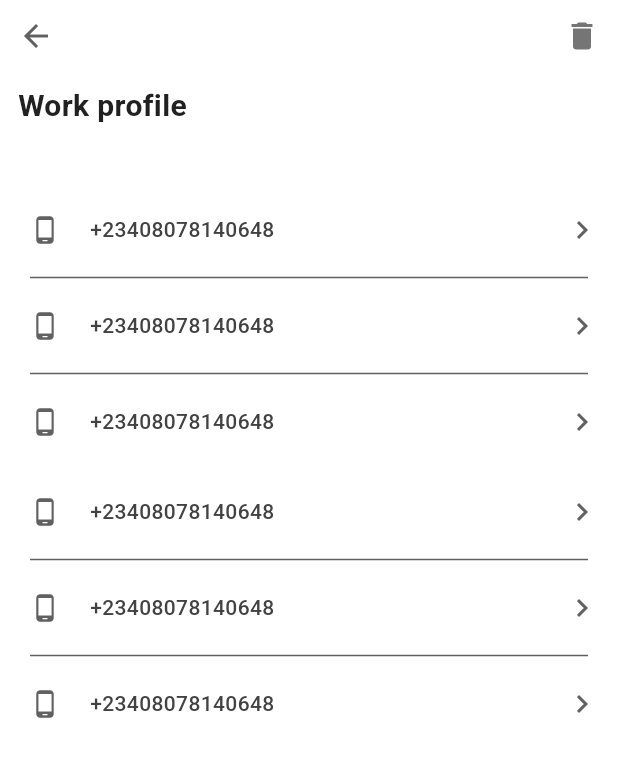
After one commit to Eznira/bolt_ui, a Flutter app: the WorkProfile screen opened by its route, on a phone screen of 412 x 824 dp. The commit adds this screen. Shown: the top 757 px of the screen. Run offline on Flutter 3.47's test engine with Material 3 defaults, Android fonts, the phone set to English and light mode, and no system bars.

Commit message:
added profile screen routes

```diff
--- a/lib/main.dart
+++ b/lib/main.dart
@@ -1,4 +1,8 @@
-import 'package:bolt_ui/screens/profile/update_phone_number.dart';
+import 'package:bolt_ui/screens/home_screen.dart';
+import 'package:bolt_ui/screens/my_trips.dart';
+import 'package:bolt_ui/screens/payment.dart';
+import 'package:bolt_ui/screens/profile/profile.dart';
+import 'package:bolt_ui/screens/work_profile/work_profile.dart';
 import 'package:flutter/material.dart';
 import 'package:provider/provider.dart';
 
@@ -31,7 +35,16 @@ class MyApp extends StatelessWidget {
       darkTheme: darkMode,
       debugShowCheckedModeBanner: false,
       theme: Provider.of<ThemeProvider>(context).currentTheme,
-      home: const UpdatePhoneNumber(),
+      home: const HomeScreen(),
+      routes: {
+        "/profile": (context) => const Profile(),
+        "/payment": (context) => const Payment(),
+        "/promotions": (context) => const Payment(),
+        "/my_rides": (context) => const MyTrips(),
+        "/work_profile": (context) => const WorkProfile(),
+        "/support": (context) => const Payment(),
+        "/about": (context) => const Payment(),
+      },
     );
   }
 }
--- a/lib/screens/profile/personal_info.dart
+++ b/lib/screens/profile/personal_info.dart
@@ -1,3 +1,6 @@
+import 'package:bolt_ui/screens/profile/upadate_email.dart';
+import 'package:bolt_ui/screens/profile/update_name.dart';
+import 'package:bolt_ui/screens/profile/update_phone_number.dart';
 import 'package:flutter/material.dart';
 
 import '../../constants/app_color.dart';
@@ -51,8 +54,14 @@ class PersonalInfo extends StatelessWidget {
                 TextButton(
                   onPressed: () {
                     // TODO: route to edit
+                    Navigator.push(
+                      context,
+                      MaterialPageRoute(
+                        builder: (context) => const UpdateName(),
+                      ),
+                    );
                   },
-                  child: Text(
+                  child: const Text(
                     'Edit',
                     style: TextStyle(color: Colors.green),
                   ),
@@ -96,6 +105,12 @@ class PersonalInfo extends StatelessWidget {
                 TextButton(
                   onPressed: () {
                     // TODO: route to edit
+                    Navigator.push(
+                      context,
+                      MaterialPageRoute(
+                        builder: (context) => const UpdatePhoneNumber(),
+                      ),
+                    );
                   },
                   child: const Text(
                     'Edit',
@@ -141,6 +156,12 @@ class PersonalInfo extends StatelessWidget {
                 TextButton(
                   onPressed: () {
                     // TODO: route to edit
+                    Navigator.push(
+                      context,
+                      MaterialPageRoute(
+                        builder: (context) => const UpdateEmail(),
+                      ),
+                    );
                   },
                   child: const Text(
                     'Edit',
--- a/lib/screens/profile/profile.dart
+++ b/lib/screens/profile/profile.dart
@@ -1,4 +1,5 @@
 import 'package:bolt_ui/constants/app_color.dart';
+import 'package:bolt_ui/screens/profile/personal_info.dart';
 import 'package:flutter/material.dart';
 
 class Profile extends StatefulWidget {
@@ -30,10 +31,18 @@ class _ProfileState extends State<Profile> {
                   child: Row(
                     mainAxisAlignment: MainAxisAlignment.spaceBetween,
                     children: [
-                      BackButton(),
+                      const BackButton(),
                       TextButton(
-                        onPressed: () {},
-                        child: Text(
+                        onPressed: () {
+                          // rooue to edit personal info
+
+                          Navigator.push(
+                            context,
+                            MaterialPageRoute(
+                                builder: (context) => const PersonalInfo()),
+                          );
+                        },
+                        child: const Text(
                           'Edit Profile',
                           style: TextStyle(
                             color: Colors.green,
--- /dev/null
+++ b/lib/screens/work_profile/work_profile.dart
@@ -0,0 +1,307 @@
+import 'package:bolt_ui/constants/app_color.dart';
+import 'package:flutter/material.dart';
+
+class WorkProfile extends StatefulWidget {
+  const WorkProfile({super.key});
+
+  @override
+  State<WorkProfile> createState() => _UpdateInfoState();
+}
+
+class _UpdateInfoState extends State<WorkProfile> {
+  final _phoneNumberController = TextEditingController();
+  final _phoneNumberFocusNode = FocusNode();
+
+  @override
+  void initState() {
+    super.initState();
+    WidgetsBinding.instance.addPostFrameCallback((_) {
+      FocusScope.of(context).requestFocus(_phoneNumberFocusNode);
+    });
+  }
+
+  @override
+  Widget build(BuildContext context) {
+    return Scaffold(
+      body: Column(
+        crossAxisAlignment: CrossAxisAlignment.start,
+        children: [
+          Row(
+            mainAxisAlignment: MainAxisAlignment.spaceBetween,
+            children: [
+              BackButton(
+                color: Colors.grey.shade700,
+              ),
+              IconButton(
+                onPressed: () {},
+                icon: Icon(
+                  Icons.delete,
+                  color: Colors.grey.shade600,
+                ),
+              )
+            ],
+          ),
+          Padding(
+            padding: const EdgeInsets.symmetric(
+              vertical: 8,
+              horizontal: 12,
+            ),
+            child: Text(
+              "Work profile",
+              style: AppTextStyle.title1,
+            ),
+          ),
+          const SizedBox(
+            height: 30,
+          ),
+          Padding(
+            padding: const EdgeInsets.symmetric(vertical: 6),
+            child: Row(
+              mainAxisAlignment: MainAxisAlignment.spaceBetween,
+              children: [
+                Row(
+                  children: [
+                    Padding(
+                      padding: const EdgeInsets.symmetric(
+                        horizontal: 20,
+                      ),
+                      child: Icon(
+                        Icons.phone_android,
+                        size: 20,
+                        color: Colors.grey.shade700,
+                      ),
+                    ),
+                    Text(
+                      "+23408078140648",
+                      style: AppTextStyle.body1,
+                    ),
+                  ],
+                ),
+                IconButton(
+                  onPressed: () {},
+                  icon: Icon(
+                    Icons.navigate_next_outlined,
+                    color: Colors.grey.shade700,
+                  ),
+                ),
+              ],
+            ),
+          ),
+          Padding(
+            padding: const EdgeInsets.symmetric(horizontal: 20),
+            child: SizedBox(
+              height: 4,
+              child: Divider(
+                height: 4,
+                color: Colors.grey.shade700,
+              ),
+            ),
+          ),
+          Padding(
+            padding: const EdgeInsets.symmetric(vertical: 6),
+            child: Row(
+              mainAxisAlignment: MainAxisAlignment.spaceBetween,
+              children: [
+                Row(
+                  children: [
+                    Padding(
+                      padding: const EdgeInsets.symmetric(
+                        horizontal: 20,
+                      ),
+                      child: Icon(
+                        Icons.phone_android,
+                        size: 20,
+                        color: Colors.grey.shade700,
+                      ),
+                    ),
+                    Text(
+                      "+23408078140648",
+                      style: AppTextStyle.body1,
+                    ),
+                  ],
+                ),
+                IconButton(
+                  onPressed: () {},
+                  icon: Icon(
+                    Icons.navigate_next_outlined,
+                    color: Colors.grey.shade700,
+                  ),
+                ),
+              ],
+            ),
+          ),
+          Padding(
+            padding: const EdgeInsets.symmetric(horizontal: 20),
+            child: SizedBox(
+              height: 4,
+              child: Divider(
+                height: 4,
+                color: Colors.grey.shade700,
+              ),
+            ),
+          ),
+          Padding(
+            padding: const EdgeInsets.symmetric(vertical: 6),
+            child: Row(
+              mainAxisAlignment: MainAxisAlignment.spaceBetween,
+              children: [
+                Row(
+                  children: [
+                    Padding(
+                      padding: const EdgeInsets.symmetric(
+                        horizontal: 20,
+                      ),
+                      child: Icon(
+                        Icons.phone_android,
+                        size: 20,
+                        color: Colors.grey.shade700,
+                      ),
+                    ),
+                    Text(
+                      "+23408078140648",
+                      style: AppTextStyle.body1,
+                    ),
+                  ],
+                ),
+                IconButton(
+                  onPressed: () {},
+                  icon: Icon(
+                    Icons.navigate_next_outlined,
+                    color: Colors.grey.shade700,
+                  ),
+                ),
+              ],
+            ),
+          ),
+          Padding(
+            padding: const EdgeInsets.symmetric(vertical: 6),
+            child: Row(
+              mainAxisAlignment: MainAxisAlignment.spaceBetween,
+              children: [
+                Row(
+                  children: [
+                    Padding(
+                      padding: const EdgeInsets.symmetric(
+                        horizontal: 20,
+                      ),
+                      child: Icon(
+                        Icons.phone_android,
+                        size: 20,
+                        color: Colors.grey.shade700,
+                      ),
+                    ),
+                    Text(
+                      "+23408078140648",
+                      style: AppTextStyle.body1,
+                    ),
+                  ],
+                ),
+                IconButton(
+                  onPressed: () {},
+                  icon: Icon(
+                    Icons.navigate_next_outlined,
+                    color: Colors.grey.shade700,
+                  ),
+                ),
+              ],
+            ),
+          ),
+          Padding(
+            padding: const EdgeInsets.symmetric(horizontal: 20),
+            child: SizedBox(
+              height: 4,
+              child: Divider(
+                height: 4,
+                color: Colors.grey.shade700,
+              ),
+            ),
+          ),
+          Padding(
+            padding: const EdgeInsets.symmetric(vertical: 6),
+            child: Row(
+              mainAxisAlignment: MainAxisAlignment.spaceBetween,
+              children: [
+                Row(
+                  children: [
+                    Padding(
+                      padding: const EdgeInsets.symmetric(
+                        horizontal: 20,
+                      ),
+                      child: Icon(
+                        Icons.phone_android,
+                        size: 20,
+                        color: Colors.grey.shade700,
+                      ),
+                    ),
+                    Text(
+                      "+23408078140648",
+                      style: AppTextStyle.body1,
+                    ),
+                  ],
+                ),
+                IconButton(
+                  onPressed: () {},
+                  icon: Icon(
+                    Icons.navigate_next_outlined,
+                    color: Colors.grey.shade700,
+                  ),
+                ),
+              ],
+            ),
+          ),
+          Padding(
+            padding: const EdgeInsets.symmetric(horizontal: 20),
+            child: SizedBox(
+              height: 4,
+              child: Divider(
+                height: 4,
+                color: Colors.grey.shade700,
+              ),
+            ),
+          ),
+          Padding(
+            padding: const EdgeInsets.symmetric(vertical: 6),
+            child: Row(
+              mainAxisAlignment: MainAxisAlignment.spaceBetween,
+              children: [
+                Row(
+                  children: [
+                    Padding(
+                      padding: const EdgeInsets.symmetric(
+                        horizontal: 20,
+                      ),
+                      child: Icon(
+                        Icons.phone_android,
+                        size: 20,
+                        color: Colors.grey.shade700,
+                      ),
+                    ),
+                    Text(
+                      "+23408078140648",
+                      style: AppTextStyle.body1,
+                    ),
+                  ],
+                ),
+                IconButton(
+                  onPressed: () {},
+                  icon: Icon(
+                    Icons.navigate_next_outlined,
+                    color: Colors.grey.shade700,
+                  ),
+                ),
+              ],
+            ),
+          ),
+        ],
+      ),
+    );
+  }
+
+  @override
+  void dispose() {
+    _phoneNumberFocusNode.dispose();
+    _phoneNumberController.dispose();
+
+    super.dispose();
+  }
+}
--- a/lib/widgets/app_drawer.dart
+++ b/lib/widgets/app_drawer.dart
@@ -10,8 +10,8 @@ class MyDrawer extends StatelessWidget {
       child: Column(
         children: [
           Container(
-            decoration: BoxDecoration(
-              color: Theme.of(context).colorScheme.surface,
+            decoration: const BoxDecoration(
+              color: Colors.white,
               borderRadius: BorderRadius.only(
                 bottomRight: Radius.circular(12),
                 bottomLeft: Radius.circular(12),
@@ -20,17 +20,19 @@ class MyDrawer extends StatelessWidget {
             child: Padding(
               padding: const EdgeInsets.fromLTRB(8, 20, 8, 10),
               child: ListTile(
-                  leading: Icon(
-                    Icons.account_circle_rounded,
-                    size: 42,
-                  ),
-                  title: Text('Arinze'),
-                  subtitle: Text('My acount'),
-                  onTap: () {
-                    // TODO: Route to profile page
-                    // Handle navigation to messages
-                    //Navigator.pop(context); // Close the drawer
-                  }),
+                style: ListTileStyle.drawer,
+                subtitleTextStyle: TextStyle(color: Colors.green),
+                leading: const Icon(
+                  Icons.account_circle_rounded,
+                  size: 42,
+                ),
+                title: const Text('Arinze'),
+                subtitle: const Text('My acount'),
+                onTap: () {
+                  Navigator.pop(context); // Close the drawer
+                  Navigator.pushNamed(context, "/profile");
+                },
+              ),
             ),
           ),
           const SizedBox(
@@ -47,8 +49,8 @@ class MyDrawer extends StatelessWidget {
                   leading: const Icon(Icons.account_balance_wallet_outlined),
                   title: const Text('Payment'),
                   onTap: () {
-                    // Handle navigation to messages
                     Navigator.pop(context); // Close the drawer
+                    Navigator.pushNamed(context, "/payment");
                   },
                 ),
                 ListTile(
@@ -64,16 +66,16 @@ class MyDrawer extends StatelessWidget {
                   leading: const Icon(Icons.query_builder_outlined),
                   title: const Text('My Rides'),
                   onTap: () {
-                    // Handle navigation to settings
                     Navigator.pop(context); // Close the drawer
+                    Navigator.pushNamed(context, "/my_rides");
                   },
                 ),
                 ListTile(
                   leading: const Icon(Icons.shopping_bag_outlined),
                   title: const Text('Work Profile'),
                   onTap: () {
-                    // Handle navigation to settings
                     Navigator.pop(context); // Close the drawer
+                    Navigator.pushNamed(context, "/work_profile");
                   },
                 ),
                 ListTile(
@@ -102,7 +104,7 @@ class MyDrawer extends StatelessWidget {
             child: Container(
               decoration: BoxDecoration(
                 color: Theme.of(context).colorScheme.surface,
-                borderRadius: BorderRadius.only(
+                borderRadius: const BorderRadius.only(
                   topRight: Radius.circular(12),
                   topLeft: Radius.circular(12),
                 ),
```
